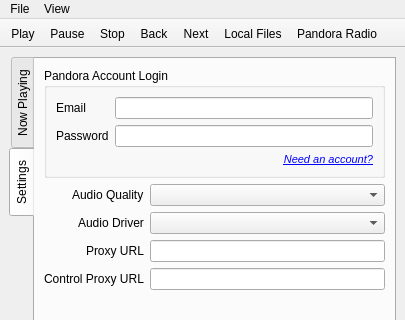
Qt form src-qt5/desktop-utils/lumina-mediaplayer/mainUI.ui (lumina-desktop/lumina) before a commit; both pictures show x 0 to 405 and y 0 to 320 of the 405 by 473 pixel window.
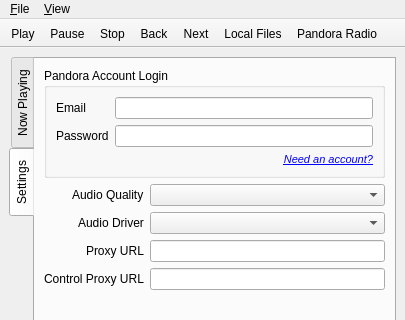
The same form after that commit. Icons and pictures are not drawn.

Commit message: add file menu shortcuts into lumina-mediaplayer

The edit to the form file:
```diff
--- a/src-qt5/desktop-utils/lumina-mediaplayer/mainUI.ui
+++ b/src-qt5/desktop-utils/lumina-mediaplayer/mainUI.ui
@@ -673,19 +673,19 @@
      <x>0</x>
      <y>0</y>
      <width>405</width>
-     <height>19</height>
+     <height>28</height>
     </rect>
    </property>
    <widget class="QMenu" name="menuFile">
     <property name="title">
-     <string>File</string>
+     <string>&amp;File</string>
     </property>
     <addaction name="separator"/>
     <addaction name="actionClose"/>
    </widget>
    <widget class="QMenu" name="menuView">
     <property name="title">
-     <string>View</string>
+     <string>&amp;View</string>
     </property>
     <addaction name="action_closeToTray"/>
     <addaction name="action_showNotifications"/>
```
